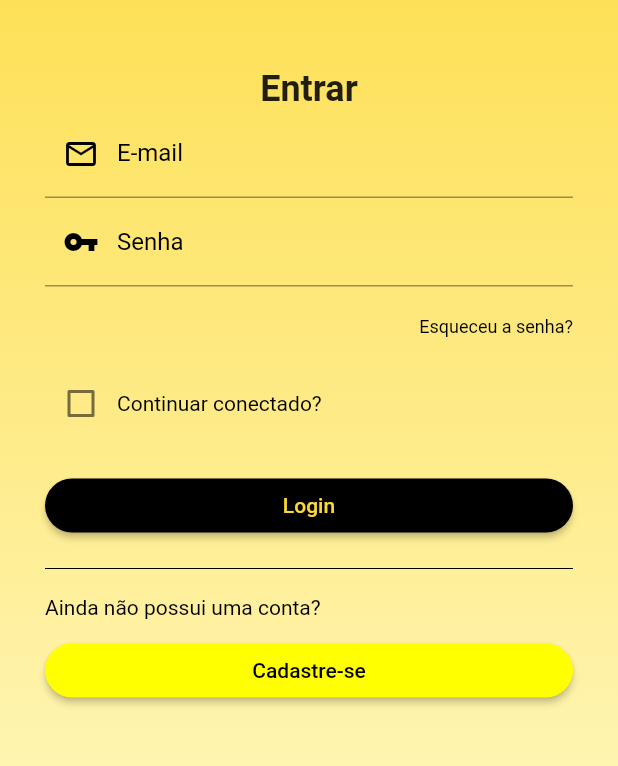
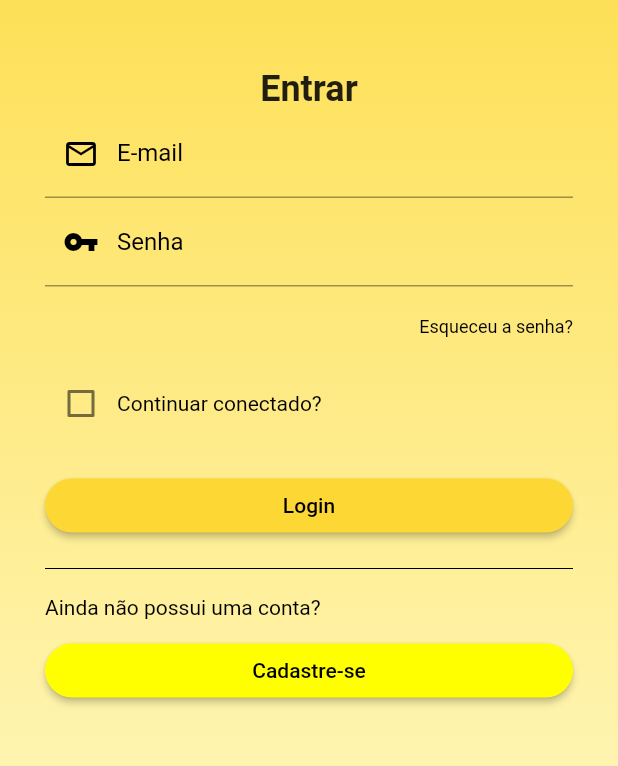
Before and after one commit to jessielyoliveira/presta, a Flutter app: the LoginScreen screen opened directly, on a phone screen of 412 x 824 dp, the part 300-1066 px from its top. Run offline on Flutter 3.47's test engine with Material 2 defaults, Android fonts, the phone set to English and light mode, and no system bars.

Commit message:
troca dos botões

```diff
--- a/lib/main.dart
+++ b/lib/main.dart
@@ -9,6 +9,6 @@ void main() => runApp(MyApp());
 class MyApp extends StatelessWidget {
   @override
   Widget build(BuildContext context) {
-    return MaterialApp(home: AddPortifolio());
+    return MaterialApp(home: LoginScreen());
   }
 }
--- a/lib/screens/login_screen.dart
+++ b/lib/screens/login_screen.dart
@@ -106,7 +106,7 @@ class _LoginScreenState extends State<LoginScreen> {
                 ],
               ),
               Padding(padding: EdgeInsets.only(bottom: 20)),
-                RaisedButton(
+              ElevatedButton(
                 onPressed: () {
                   Navigator.push(
                       context,
@@ -114,12 +114,14 @@ class _LoginScreenState extends State<LoginScreen> {
                           builder: (context) => SolicitacaoServicos()));
                 },
                 child: Text(
-                      "Login",
-                      style: TextStyle(color: Colors.yellow[600]),
+                  'Login',
+                  style: TextStyle(color: Colors.black),
                 ),
-                    color: Colors.black,
+                style: ElevatedButton.styleFrom(
+                    primary: Colors.yellow[600],
                     shape: RoundedRectangleBorder(
                         borderRadius: BorderRadius.circular(50))),
+              ),
               Padding(
                 padding: EdgeInsets.symmetric(vertical: 10),
                 child: Divider(color: Colors.black),
@@ -129,16 +131,19 @@ class _LoginScreenState extends State<LoginScreen> {
                 style: TextStyle(color: Colors.black),
               ),
               Padding(padding: EdgeInsets.only(bottom: 10)),
-                RaisedButton(
+              ElevatedButton(
                 onPressed: () {},
                 child: Text(
-                      "Cadastre-se",
+                  'Cadastre-se',
                   style: TextStyle(color: Colors.black),
                 ),
-                    color: Colors.yellowAccent,
+                style: ElevatedButton.styleFrom(
+                    primary: Colors.yellowAccent,
                     shape: RoundedRectangleBorder(
                         borderRadius: BorderRadius.circular(50))),
-              ])),
+              ),
+            ]),
+      ),
     );
   }
 }
--- a/lib/screens/prestador/perfil.dart
+++ b/lib/screens/prestador/perfil.dart
@@ -1,12 +1,12 @@
 import 'package:flutter/cupertino.dart';
 import 'package:flutter/material.dart';
 
-class perfilPrestador extends StatefulWidget {
+class PerfilPrestador extends StatefulWidget {
   @override
-  _perfilPrestadorState createState() => _perfilPrestadorState();
+  _PerfilPrestadorState createState() => _PerfilPrestadorState();
 }
 
-class _perfilPrestadorState extends State<perfilPrestador> {
+class _PerfilPrestadorState extends State<PerfilPrestador> {
   @override
   Widget build(BuildContext context) {
     return Scaffold(
--- a/lib/screens/prestador/portifolio.dart
+++ b/lib/screens/prestador/portifolio.dart
@@ -1,12 +1,12 @@
 import 'package:flutter/cupertino.dart';
 import 'package:flutter/material.dart';
 
-class portifolio extends StatefulWidget {
+class Portifolio extends StatefulWidget {
   @override
-  _portifolioState createState() => _portifolioState();
+  _PortifolioState createState() => _PortifolioState();
 }
 
-class _portifolioState extends State<portifolio> {
+class _PortifolioState extends State<Portifolio> {
   @override
   Widget build(BuildContext context) {
     return Scaffold(
```
Also changed, not shown: lib/screens/prestador/AddPortifolio.dart (+9 -10 lines). Lines whose indentation alone changed are shown as unchanged.
